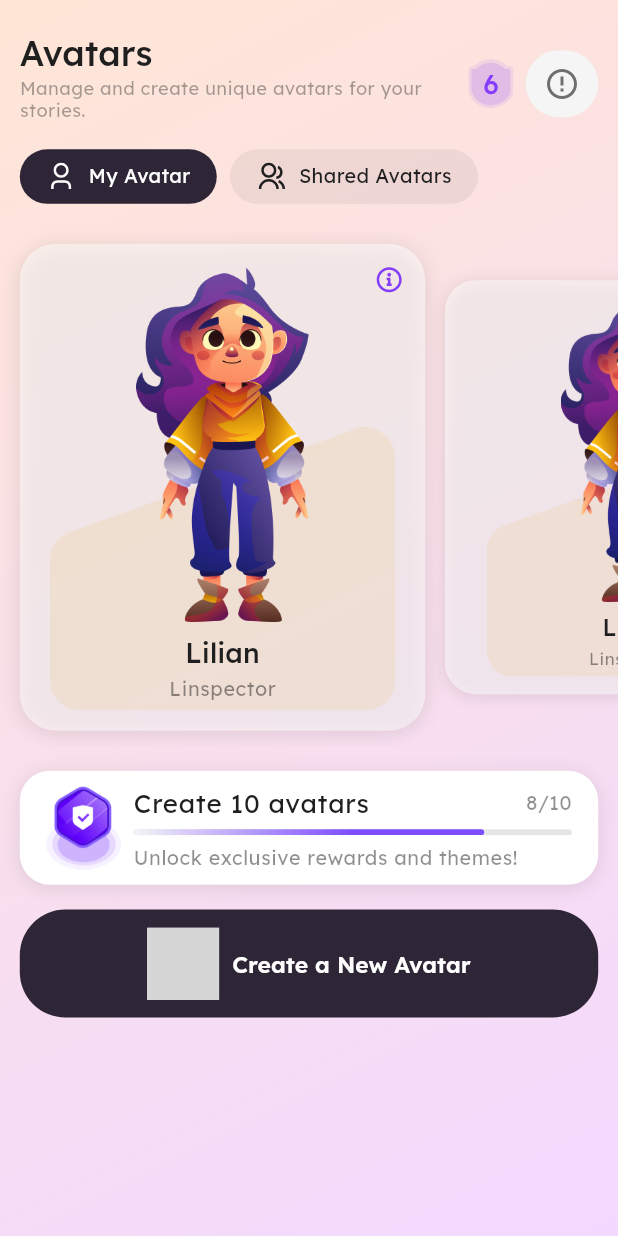
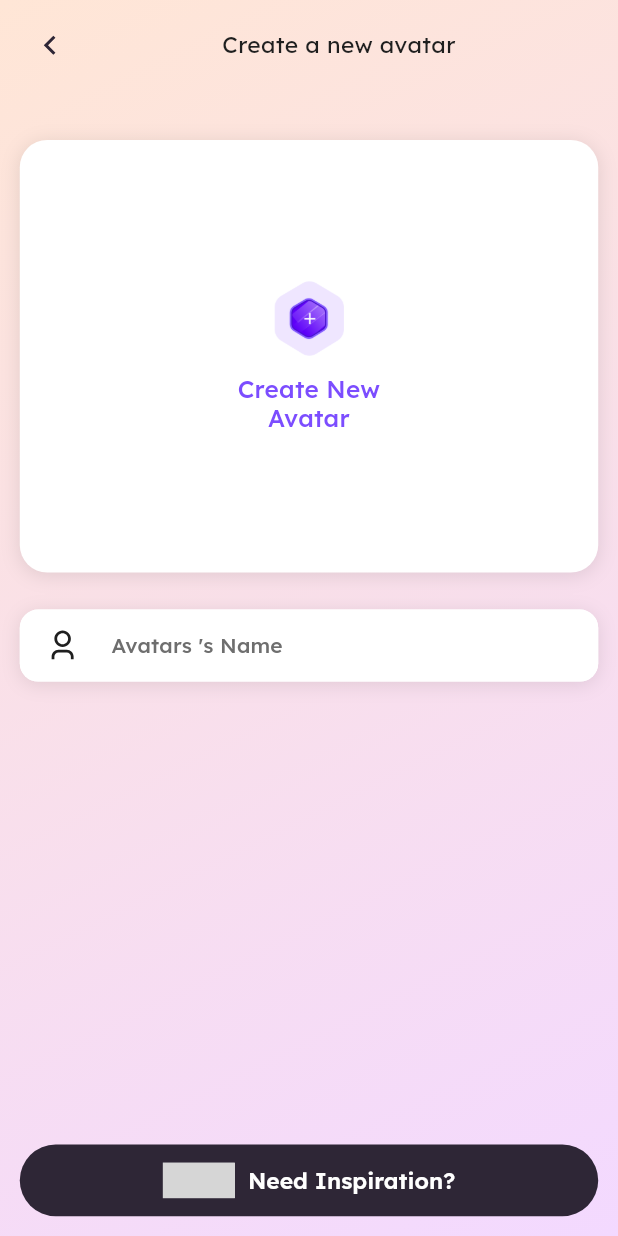
Before and after one commit to ahmadzaib/sleep-app, a Flutter app: the AvatarScreen screen opened directly, after a tap on "Create a New Avatar", on a phone screen of 412 x 824 dp. Run offline on Flutter 3.47's test engine with Material 3 defaults, Android fonts, the phone set to English and light mode, and no system bars; drawn by our look-alikes of cached_network_image, zoom_tap_animation; our stand-ins replace dio, dropdown_button2, firebase_core, flutter_screenutil, flutter_secure_storage, flutter_spinkit and 7 more; missing offline and left inert: super_tooltip, svg_flutter; accounts and stored records are empty; network calls fail; grey boxes are pictures that could not be loaded.

Commit message:
feat: create new avatar screen

```diff
--- a/lib/core/constants/app_icons.dart
+++ b/lib/core/constants/app_icons.dart
@@ -22,6 +22,7 @@ class AppIconsSvg {
   static const String book = "assets/icons/book.svg";
   static const String cross = "assets/icons/cross.svg";
   static const String delete = "assets/icons/delete.svg";
+  static const String magic = "assets/icons/magic.svg";
 }
 
 class AppIconsPng {}
--- a/lib/core/constants/app_images.dart
+++ b/lib/core/constants/app_images.dart
@@ -27,6 +27,7 @@ class AppImagesPng {
 
   //Tool tip
   static const String award = "assets/images/award.png";
+  static const String add = "assets/images/add.png";
 
   //dummy image
   static const String dummyImage = "assets/images/dummy_avatar.png";
--- a/lib/core/router/router.dart
+++ b/lib/core/router/router.dart
@@ -1,4 +1,5 @@
 import 'package:avatar_flow/features/avatar/views/avatar_screen.dart';
+import 'package:avatar_flow/features/avatar/views/create_avatar_screen.dart';
 import 'package:avatar_flow/features/avatar_detail/views/all_stories_screen.dart';
 import 'package:avatar_flow/features/avatar_detail/views/avatar_detail_screen.dart';
 import 'package:avatar_flow/features/bottom_nav_bar/views/main_screen.dart';
@@ -47,5 +48,11 @@ final GoRouter router = GoRouter(
       path: AppPaths.allStories,
       builder: (context, state) => const AllStoriesScreen(),
     ),
+    //Create avatar
+    GoRoute(
+      name: AppRoutes.createAvatar,
+      path: AppPaths.createAvatar,
+      builder: (context, state) => const CreateAvatarScreen(),
+    ),
   ],
 );
--- a/lib/core/router/routes.dart
+++ b/lib/core/router/routes.dart
@@ -9,6 +9,7 @@ class AppRoutes {
   static const String avatar = 'avatar';
   static const String avatarDetail = 'avatarDetail';
   static const String allStories = 'allStories';
+  static const String createAvatar = 'createAvatar';
 }
 
 class AppPaths {
@@ -22,4 +23,5 @@ class AppPaths {
   static const String avatar = '/avatar';
   static const String avatarDetail = '/avatarDetail';
   static const String allStories = '/allStories';
+  static const String createAvatar = '/createAvatar';
 }
--- a/lib/features/avatar/views/avatar_screen.dart
+++ b/lib/features/avatar/views/avatar_screen.dart
@@ -47,7 +47,9 @@ class AvatarScreen extends StatelessWidget {
                 preffixIconColor: Theme.of(context).colorScheme.onPrimary,
                 prefixIcon: AppIconsSvg.edit,
                 text: "Create a New Avatar",
-                onPressed: () {},
+                onPressed: () {
+                  NavigationService.pushNamed(AppRoutes.createAvatar);
+                },
               ),
             ),
           ],
--- /dev/null
+++ b/lib/features/avatar/views/create_avatar_screen.dart
@@ -0,0 +1,105 @@
+import 'package:avatar_flow/core/constants/app_constants.dart';
+import 'package:avatar_flow/core/constants/app_icons.dart';
+import 'package:avatar_flow/core/constants/app_images.dart';
+import 'package:avatar_flow/core/theme/app_theme_extension.dart';
+import 'package:avatar_flow/core/utils/spacing.dart';
+import 'package:avatar_flow/widgets/bg_widget.dart';
+import 'package:avatar_flow/widgets/custom_button.dart';
+import 'package:avatar_flow/widgets/custom_svg.dart';
+import 'package:avatar_flow/widgets/custom_textfield.dart';
+import 'package:avatar_flow/widgets/custom_app_bar.dart';
+import 'package:flutter/material.dart';
+import 'package:flutter_screenutil/flutter_screenutil.dart';
+
+class CreateAvatarScreen extends StatelessWidget {
+  const CreateAvatarScreen({super.key});
+
+  @override
+  Widget build(BuildContext context) {
+    final textTheme = Theme.of(context).textTheme;
+    return BgWidget(
+      child: Scaffold(
+        bottomNavigationBar: Container(
+          height: 0.09.sh,
+          child: Padding(
+            padding: AppConstants.defaultAllPadding,
+            child: Center(
+              child: CustomButton(
+                prefixIcon: AppIconsSvg.magic,
+                preffixIconColor: Theme.of(context).colorScheme.onPrimary,
+                text: "Need Inspiration?",
+                onPressed: () {},
+              ),
+            ),
+          ),
+        ),
+        backgroundColor: Colors.transparent,
+        appBar: const CustomAppBar(
+          title: "Create a new avatar",
+          isALigned: true,
+        ),
+        body: Padding(
+          padding: AppConstants.defaultPaddingHorizental,
+          child: SingleChildScrollView(
+            child: Column(
+              children: [
+                Spacing.y(4),
+                // Big card
+                Container(
+                  height: .35.sh,
+                  width: double.infinity,
+
+                  decoration: BoxDecoration(
+                    color: Theme.of(context).colorScheme.surface,
+                    borderRadius: BorderRadius.circular(
+                      AppConstants.mediumRadius,
+                    ),
+                    boxShadow: [AppConstants.defaultShadow],
+                  ),
+                  child: Column(
+                    mainAxisAlignment: MainAxisAlignment.center,
+                    children: [
+                      Image.asset(AppImagesPng.add, height: 50),
+                      Spacing.y(1.5),
+                      Text(
+                        "Create New\nAvatar",
+                        textAlign: TextAlign.center,
+                        style: textTheme.titleMedium?.copyWith(
+                          color: context.appColors.primary,
+                          fontWeight: FontWeight.w500,
+                          height: 1.2,
+                          fontSize: 16.sp,
+                        ),
+                      ),
+                    ],
+                  ),
+                ),
+                Spacing.y(3),
+                // TextField
+                Container(
+                  decoration: BoxDecoration(
+                    color: Theme.of(context).colorScheme.surface,
+                    borderRadius: BorderRadius.circular(12.r),
+                    boxShadow: [AppConstants.defaultShadow],
+                  ),
+                  child: CustomTextField(
+                    hintText: "Avatars 's Name",
+                    isFilled: true,
+                    fillColor: Theme.of(context).colorScheme.surface,
+                    textfieldBorderRadius: 12.r,
+                    prefixIcon: CustomSvg(
+                      path: AppIconsSvg.user,
+                      size: 20,
+                      color: Theme.of(context).colorScheme.onSurface,
+                    ),
+                    borderColor: Colors.transparent,
+                  ),
+                ),
+              ],
+            ),
+          ),
+        ),
+      ),
+    );
+  }
+}
```
Also changed, not shown: assets/icons/magic.svg (added), assets/images/add.png (added).
